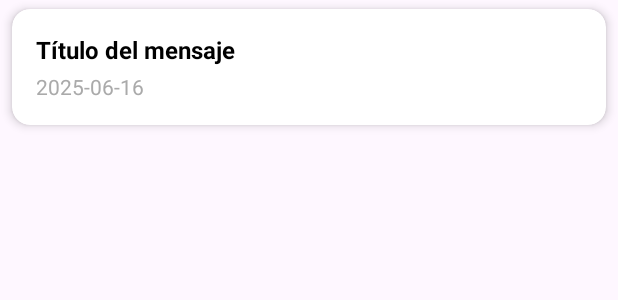
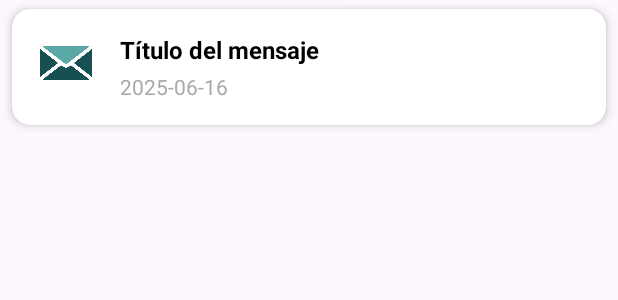
Before and after one commit to TheLexa69/MiVet, an Android app: the layout item_mensaje.xml on its own in the app's theme, with its tools: preview values and no code run, on a phone screen of 412 x 824 dp. Shown: the top 300 px of the screen. Run offline under Robolectric (Android 15) with nearby library versions, the phone set to English and light mode, and no system bars.

Commit message:
fix(): UX Usuario mensajes.

```diff
--- a/app/src/main/java/com/mivet/veterinaria/usuario/UsuarioMensajesActivity.java
+++ b/app/src/main/java/com/mivet/veterinaria/usuario/UsuarioMensajesActivity.java
@@ -5,6 +5,7 @@ import android.os.Bundle;
 import android.view.LayoutInflater;
 import android.view.View;
 import android.view.ViewGroup;
+import android.widget.ImageView;
 import android.widget.TextView;
 
 import androidx.annotation.NonNull;
@@ -88,10 +89,12 @@ public class UsuarioMensajesActivity extends AppCompatActivity {
                 holder.tvTitulo.setTypeface(null, Typeface.BOLD);
                 holder.tvTitulo.setTextColor(ContextCompat.getColor(holder.itemView.getContext(), R.color.clr_font));
                 holder.itemView.setAlpha(1f);
+                holder.ivIcono.setImageResource(R.drawable.mensajecerrado);
             } else {
                 holder.tvTitulo.setTypeface(null, Typeface.NORMAL);
-                holder.tvTitulo.setTextColor(ContextCompat.getColor(holder.itemView.getContext(), android.R.color.darker_gray));
-                holder.itemView.setAlpha(0.5f);
+                holder.tvTitulo.setTextColor(ContextCompat.getColor(holder.itemView.getContext(), R.color.clr_font));
+                holder.itemView.setAlpha(0.75f);
+                holder.ivIcono.setImageResource(R.drawable.mensajeabierto);
             }
 
             holder.itemView.setOnClickListener(v -> {
@@ -115,11 +118,13 @@ public class UsuarioMensajesActivity extends AppCompatActivity {
 
         class MensajeViewHolder extends RecyclerView.ViewHolder {
             TextView tvTitulo, tvFecha;
+            ImageView ivIcono;
 
             public MensajeViewHolder(@NonNull View itemView) {
                 super(itemView);
                 tvTitulo = itemView.findViewById(R.id.tvTituloMensaje);
                 tvFecha = itemView.findViewById(R.id.tvFechaMensaje);
+                ivIcono = itemView.findViewById(R.id.ivIconoMensaje);
             }
         }
     }
--- a/app/src/main/res/layout/item_mensaje.xml
+++ b/app/src/main/res/layout/item_mensaje.xml
@@ -3,36 +3,51 @@
     xmlns:app="http://schemas.android.com/apk/res-auto"
     android:layout_width="match_parent"
     android:layout_height="wrap_content"
+    android:layout_marginHorizontal="8dp"
     android:layout_marginVertical="6dp"
-    android:layout_marginHorizontal="8dp"
-    app:cardElevation="4dp"
+    android:clickable="true"
+    android:foreground="?attr/selectableItemBackground"
     app:cardCornerRadius="12dp"
-    android:foreground="?attr/selectableItemBackground"
-    android:clickable="true">
+    app:cardElevation="4dp">
+
+    <LinearLayout
+        android:layout_width="match_parent"
+        android:layout_height="wrap_content"
+        android:orientation="horizontal"
+        android:padding="16dp">
+
+        <ImageView
+            android:id="@+id/ivIconoMensaje"
+            android:layout_width="40dp"
+            android:layout_height="40dp"
+            android:layout_gravity="start"
+            android:contentDescription="Mensaje cerrado"
+            android:src="@drawable/mensajecerrado" />
 
         <LinearLayout
             android:layout_width="match_parent"
             android:layout_height="wrap_content"
             android:orientation="vertical"
-        android:padding="16dp">
+            android:paddingLeft="16dp">
 
             <TextView
                 android:id="@+id/tvTituloMensaje"
                 android:layout_width="match_parent"
                 android:layout_height="wrap_content"
                 android:text="Título del mensaje"
+                android:textColor="@android:color/black"
                 android:textSize="16sp"
-            android:textStyle="bold"
-            android:textColor="@android:color/black" />
+                android:textStyle="bold" />
 
             <TextView
                 android:id="@+id/tvFechaMensaje"
                 android:layout_width="match_parent"
                 android:layout_height="wrap_content"
+                android:layout_marginTop="4dp"
                 android:text="2025-06-16"
-            android:textSize="14sp"
                 android:textColor="@android:color/darker_gray"
-            android:layout_marginTop="4dp"/>
+                android:textSize="14sp" />
+        </LinearLayout>
     </LinearLayout>
 
 </androidx.cardview.widget.CardView>
```
Also changed, not shown: app/src/main/res/drawable/mensajeabierto.png (added), app/src/main/res/drawable/mensajecerrado.png (added). Lines whose indentation alone changed are shown as unchanged.
